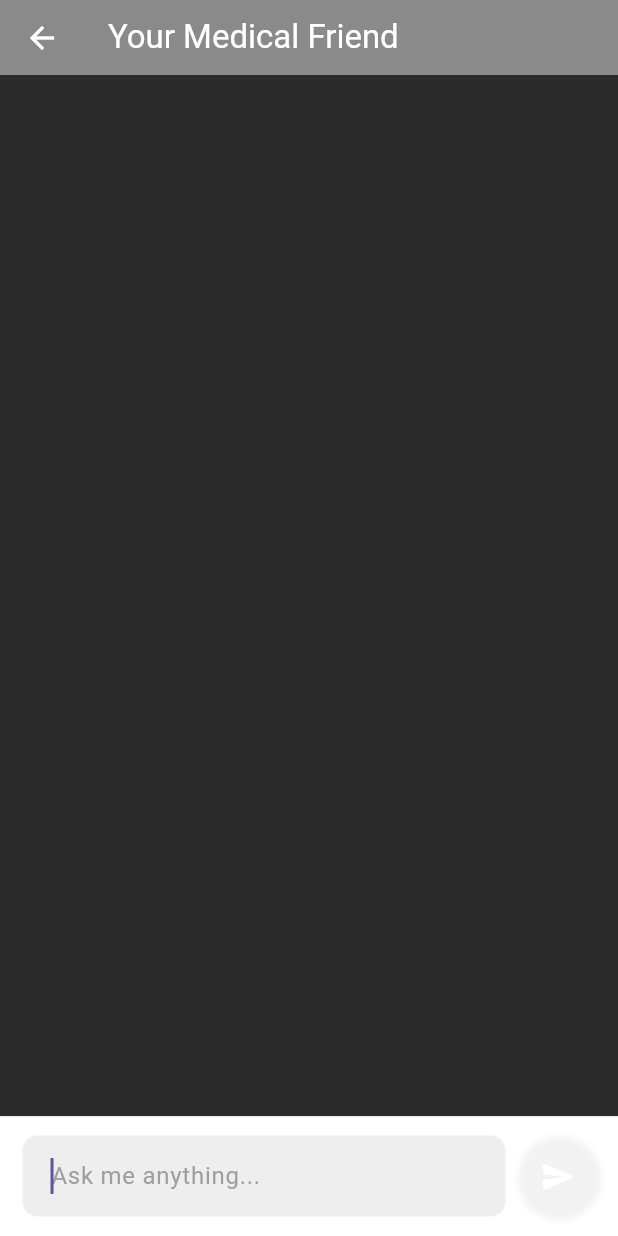
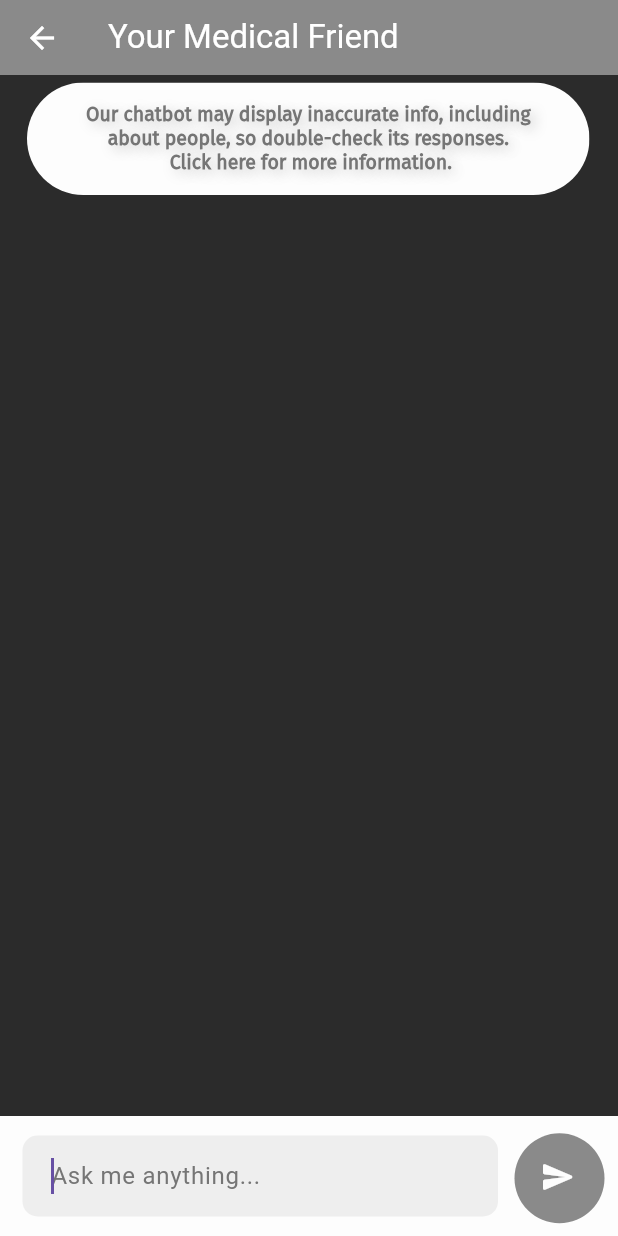
Before and after one commit to Pooh555/NSC_application, a Flutter app: the screen it shows after launch, scrolled down 207 dp, after a tap on "Ask our chatbot anything...", on a phone screen of 412 x 824 dp. Run offline on Flutter 3.47's test engine with Material 3 defaults, Android fonts, the light colour scheme and no system bars; our stand-ins replace google_generative_ai; Roboto replaces fonts that are missing (Fira_Sans); project files that could hold a hidden picture were left out.

Commit message:
chat bot improvement

```diff
--- a/lib/chatbot.dart
+++ b/lib/chatbot.dart
@@ -1,9 +1,15 @@
+import 'dart:async';
+
 import 'package:flutter/material.dart';
 import 'package:google_generative_ai/google_generative_ai.dart';
 
+import 'package:nsc/home.dart';
+
+AppTheme currentTheme = AppTheme(theme);
+
 // Define a StatefulWidget for the ChatBotPage
 class ChatBotPage extends StatefulWidget {
-  const ChatBotPage({super.key});
+  const ChatBotPage({super.key, required String theme});
 
   @override
   State<ChatBotPage> createState() => ChatBotPageState();
@@ -27,9 +33,13 @@ class ChatBotPageState extends State<ChatBotPage> {
   static const _apiKey =
       'AIzaSyA0jLrpwuZ44RkIV_l7HT8Z4j_gdySVv14'; // My API key (private)
 
+  // State variables for warning message visibility and timer
+  bool _showWarning = true;
+  late Timer _timer;
+
   // Function to scroll to the bottom of the chat history
   void _scrollDown() {
-    WidgetsBinding.instance.addPostFrameCallback(
+    WidgetsBinding.instance!.addPostFrameCallback(
       (_) => _scrollController.animateTo(
         _scrollController.position.minScrollExtent,
         duration: const Duration(milliseconds: 750),
@@ -49,6 +59,20 @@ class ChatBotPageState extends State<ChatBotPage> {
     );
     // Start a new chat session using the initialized model
     _chat = _model.startChat();
+
+    // Start timer to hide warning after 5 seconds
+    _timer = Timer(Duration(seconds: 5), () {
+      setState(() {
+        _showWarning = false;
+      });
+    });
+  }
+
+  // Dispose method to cancel timer
+  @override
+  void dispose() {
+    _timer.cancel(); // Cancel timer to avoid memory leaks
+    super.dispose();
   }
 
   // Build method to create the UI for the ChatBotPage
@@ -91,8 +115,8 @@ class ChatBotPageState extends State<ChatBotPage> {
               width: MediaQuery.of(context).size.width,
               padding: const EdgeInsets.symmetric(horizontal: 15, vertical: 12),
               decoration: BoxDecoration(
-                  color: Colors.white,
-                  border: Border(top: BorderSide(color: Colors.grey.shade200))),
+                  color: currentTheme.color_3,
+                  border: Border(top: BorderSide(color: currentTheme.color_3))),
               child: Row(
                 children: [
                   Expanded(
@@ -104,19 +128,19 @@ class ChatBotPageState extends State<ChatBotPage> {
                         focusNode: _textFieldFocus,
                         decoration: InputDecoration(
                             hintText: 'Ask me anything...',
-                            hintStyle: const TextStyle(color: Colors.grey),
+                            hintStyle: TextStyle(color: AppTheme.textColor_3),
                             filled: true,
                             fillColor: Colors.grey.shade200,
                             contentPadding: const EdgeInsets.symmetric(
                                 horizontal: 15, vertical: 15),
                             border: OutlineInputBorder(
                                 borderSide: BorderSide.none,
-                                borderRadius: BorderRadius.circular(10))),
+                                borderRadius: BorderRadius.circular(10.0))),
                       ),
                     ),
                   ),
                   const SizedBox(
-                    width: 10,
+                    width: 15,
                   ),
                   // Send button to send chat message
                   GestureDetector(
@@ -137,25 +161,33 @@ class ChatBotPageState extends State<ChatBotPage> {
                           BoxDecoration(shape: BoxShape.circle, boxShadow: [
                         BoxShadow(
                             offset: const Offset(1, 1),
-                            blurRadius: 3,
-                            spreadRadius: 3,
-                            color: Colors.black.withOpacity(0.05))
+                            blurRadius: 0,
+                            spreadRadius: 5,
+                            color: currentTheme.color_2)
                       ]),
                       child: _loading
-                          ? const Padding(
-                              padding: EdgeInsets.all(15.0),
+                          ? const Center(
                               child: CircularProgressIndicator.adaptive(
                                 backgroundColor: Colors.white,
                               ),
                             )
-                          : const Icon(
+                          : Icon(
                               Icons.send_rounded,
-                              color: Colors.white,
+                              color: currentTheme.color_3,
                             ),
                     ),
                   )
                 ],
               ),
+            ),
+          ),
+          // Positioned widget for warning message
+          Positioned(
+            top: 5,
+            left: 18,
+            child: Visibility(
+              visible: _showWarning,
+              child: buildWarningChatUsage(375.0, 75.0),
             ),
           ),
         ],
@@ -232,6 +264,35 @@ class ChatBotPageState extends State<ChatBotPage> {
       },
     );
   }
+
+  Widget buildWarningChatUsage(double width, double height) {
+    return Builder(
+      builder: (context) => SizedBox(
+        width: width,
+        height: height,
+        child: ClipRRect(
+          borderRadius: BorderRadius.circular(100),
+          child: FloatingActionButton(
+            backgroundColor: currentTheme.color_3,
+            onPressed: () {
+              // Handle tap on warning message button
+            },
+            child: Center(
+              child: RichText(
+                textAlign: TextAlign.center,
+                text: buildTextWithShadow(
+                    'Our chatbot may display inaccurate info, including\nabout people, so double-check its responses.\n Click here for more information.',
+                    useFontFamily,
+                    fontSize_4,
+                    AppTheme.textColor_3,
+                    0.2),
+              ),
+            ),
+          ),
+        ),
+      ),
+    );
+  }
 }
 
 // Widget class for displaying chat message tile
@@ -250,7 +311,7 @@ class MessageTile extends StatelessWidget {
         child: Container(
           padding: const EdgeInsets.all(12.0),
           decoration: BoxDecoration(
-            color: sendByMe ? Colors.blueAccent : Colors.grey.shade200,
+            color: sendByMe ? currentTheme.msgSent : currentTheme.msgRecieve,
             borderRadius: BorderRadius.circular(8.0),
           ),
           child: Text(
--- a/lib/home.dart
+++ b/lib/home.dart
@@ -31,16 +31,18 @@ const double fontSize_4 = 13;
 class AppTheme {
   String theme = "dark"; // Set default theme as dark
 
-  dynamic color_1; // Primary/Background color
-  dynamic color_2; // Secondary color
-  dynamic color_3; // Tertiary color
-  dynamic textColor_1; // Primary text color
+  late Color color_1; // Primary/Background color
+  late Color color_2; // Secondary color
+  late Color color_3; // Tertiary color
+  late Color textColor_1; // Primary text color
   static Color textColor_2 =
       const Color.fromARGB(255, 255, 255, 255); // Secondary text color (fixed)
   static Color textColor_3 =
       const Color.fromARGB(255, 117, 117, 117); // Tertiary text color (fixed)
   static Color textShadowColor_1 =
       const Color.fromARGB(255, 0, 0, 0); // Primary text shadow color
+  late Color msgSent; // Color of message sent
+  late Color msgRecieve; // Color of message recieved
 
   // Theme object constructor
   AppTheme(String theme) {
@@ -50,6 +52,8 @@ class AppTheme {
       color_2 = const Color.fromARGB(255, 197, 243, 255);
       color_3 = const Color.fromARGB(255, 232, 250, 255);
       textColor_1 = const Color.fromARGB(255, 0, 0, 0);
+      msgSent = const Color.fromARGB(255, 123, 173, 214);
+      msgRecieve = const Color.fromARGB(255, 154, 232, 233);
     }
     // Dark theme
     if (theme == "dark") {
@@ -57,6 +61,8 @@ class AppTheme {
       color_2 = const Color.fromARGB(255, 138, 138, 138);
       color_3 = const Color.fromRGBO(253, 253, 253, 1);
       textColor_1 = const Color.fromARGB(255, 255, 255, 255);
+      msgSent = const Color.fromARGB(255, 145, 145, 145);
+      msgRecieve = const Color.fromARGB(255, 206, 206, 206);
     }
   }
 }
@@ -244,7 +250,9 @@ class _MyAppState extends State<MyApp> {
           Navigator.push(
             context,
             MaterialPageRoute(
-              builder: (context) => const ChatBotPage(),
+              builder: (context) => ChatBotPage(
+                theme: theme,
+              ),
             ),
           );
         },
@@ -271,7 +279,7 @@ class _MyAppState extends State<MyApp> {
               Navigator.push(
                 context,
                 MaterialPageRoute(
-                  builder: (context) => const ChatBotPage(),
+                  builder: (context) => ChatBotPage(theme: theme),
                 ),
               );
             },
```
